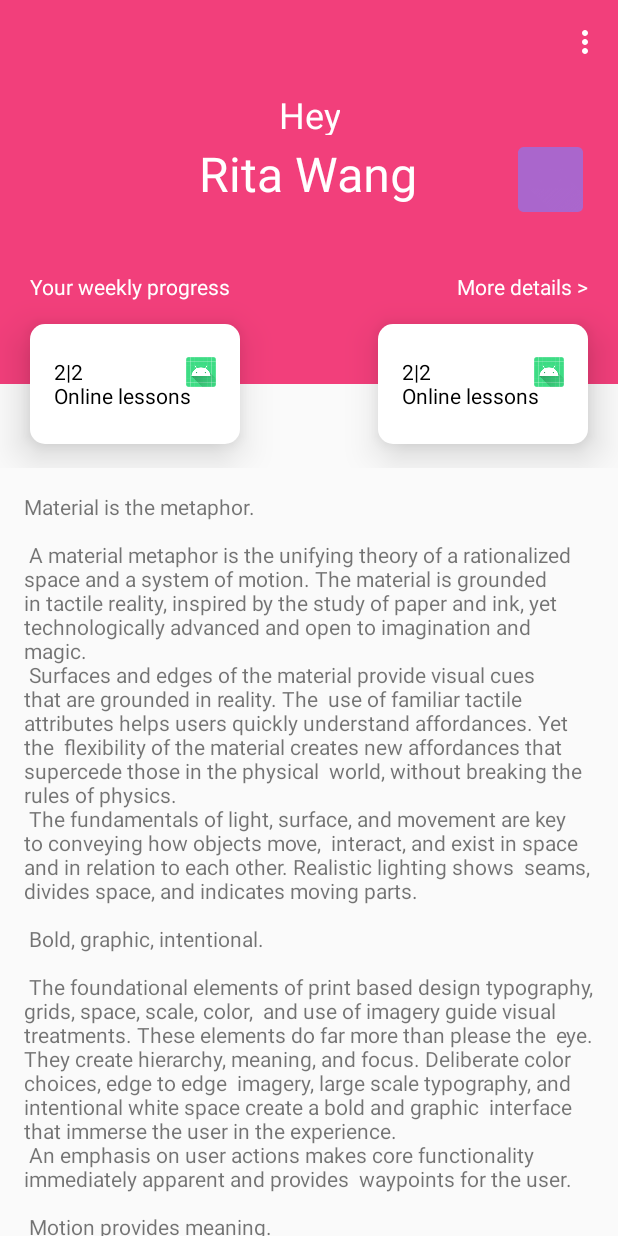
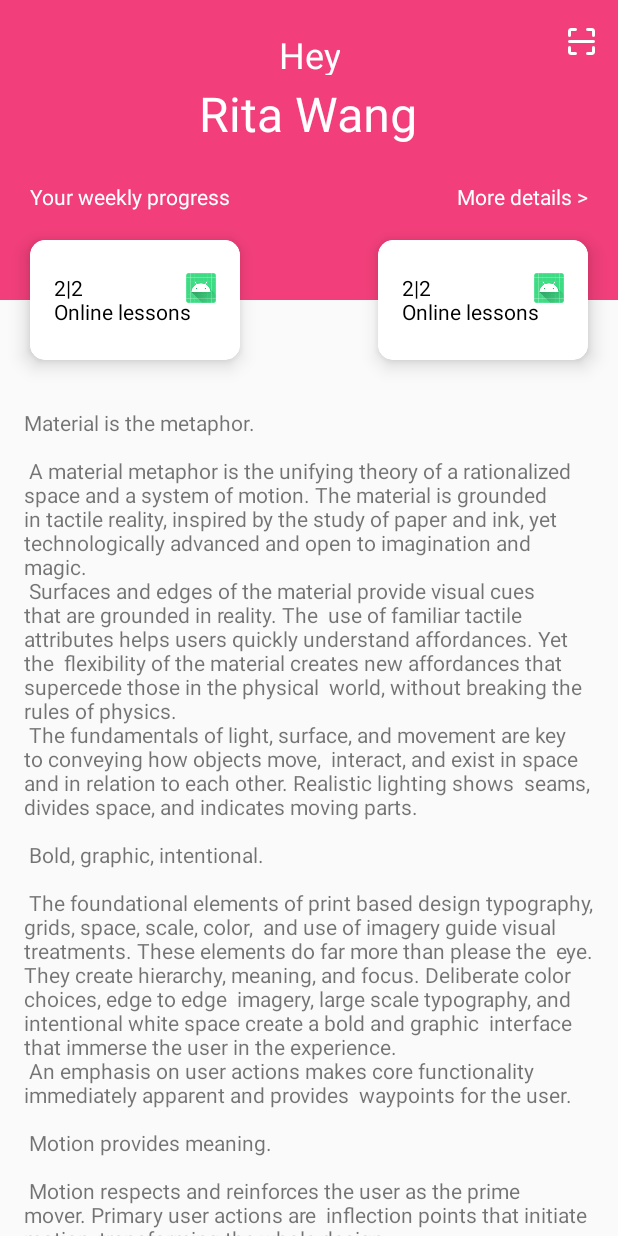
Before and after one commit to rayworks/MaterialApp, an Android app: the screen it shows after launch (ScrollingActivity), on a phone screen of 412 x 824 dp. Run offline under Robolectric (Android 15) with nearby library versions, the phone set to English and light mode, and no system bars.

Commit message:
Update the view layout

```diff
--- a/app/src/main/java/com/rayworks/materialapp/ScrollingActivity.kt
+++ b/app/src/main/java/com/rayworks/materialapp/ScrollingActivity.kt
@@ -7,16 +7,45 @@ import android.view.View
 import android.view.ViewTreeObserver
 import android.widget.TextView
 import androidx.appcompat.app.AppCompatActivity
+import androidx.cardview.widget.CardView
+import com.google.android.material.appbar.AppBarLayout
 import com.google.android.material.appbar.CollapsingToolbarLayout
+import kotlin.math.abs
 
 class ScrollingActivity : AppCompatActivity() {
 
     override fun onCreate(savedInstanceState: Bundle?) {
         super.onCreate(savedInstanceState)
         setContentView(R.layout.activity_scrolling)
+        setupViewComponents()
+    }
+
+    private fun setupViewComponents() {
         setSupportActionBar(findViewById(R.id.toolbar))
         val toolbarLayout = findViewById<CollapsingToolbarLayout>(R.id.toolbar_layout)
         toolbarLayout.title = "Rita Wang"//title
+
+        val cardLeft = findViewById<CardView>(R.id.lesson_card_left)
+        val cardRight = findViewById<CardView>(R.id.lesson_card_right)
+
+        val txtProgress = findViewById<TextView>(R.id.text_progress)
+        val txtMore = findViewById<TextView>(R.id.text_more)
+
+        val maxScrollDist = resources.getDimensionPixelSize(R.dimen.vertical_scrollable_distance)
+        val maxTextDist = maxScrollDist / 5
+
+        val appBar = findViewById<AppBarLayout>(R.id.app_bar)
+        appBar.addOnOffsetChangedListener(AppBarLayout.OnOffsetChangedListener { _, verticalOffset ->
+            println(">>> verticalOffset : $verticalOffset")
+
+            var toAlpha: Float = 1.0f - abs(verticalOffset) * 1.0f / maxScrollDist
+            cardLeft.alpha = toAlpha
+            cardRight.alpha = toAlpha
+
+            toAlpha = 1.0f - abs(verticalOffset) * 1.0f / maxTextDist
+            txtProgress.alpha = toAlpha
+            txtMore.alpha = toAlpha
+        })
 
         val nameTextView = findViewById<TextView>(R.id.name)
         nameTextView.viewTreeObserver.addOnGlobalLayoutListener(object :
@@ -50,9 +79,6 @@ class ScrollingActivity : AppCompatActivity() {
         // automatically handle clicks on the Home/Up button, so long
         // as you specify a parent activity in AndroidManifest.xml.
 
-        return when (item.itemId) {
-            R.id.action_settings -> true
-            else -> super.onOptionsItemSelected(item)
-        }
+        return super.onOptionsItemSelected(item)
     }
 }
--- a/app/src/main/res/layout/activity_scrolling.xml
+++ b/app/src/main/res/layout/activity_scrolling.xml
@@ -29,12 +29,13 @@
             app:toolbarId="@+id/toolbar">
 
             <include
+                android:id="@+id/profile_header"
                 layout="@layout/view_top_header"
                 android:layout_width="match_parent"
-                android:layout_height="296dp"
+                android:layout_height="240dp"
                 android:layout_marginBottom="16dp"
                 android:fitsSystemWindows="true"
-                app:layout_collapseMode="parallax" />
+                app:layout_collapseMode="none" />
 
             <androidx.appcompat.widget.Toolbar
                 android:id="@+id/toolbar"
--- a/app/src/main/res/layout/view_lesson_item_card.xml
+++ b/app/src/main/res/layout/view_lesson_item_card.xml
@@ -1,9 +1,15 @@
 <?xml version="1.0" encoding="utf-8"?>
-<RelativeLayout xmlns:android="http://schemas.android.com/apk/res/android"
+<androidx.cardview.widget.CardView xmlns:android="http://schemas.android.com/apk/res/android"
+    xmlns:app="http://schemas.android.com/apk/res-auto"
     android:layout_width="160dp"
     android:layout_height="80dp"
-    android:background="@drawable/bkg_rect_round"
-    android:elevation="16dp">
+    app:cardCornerRadius="10dp"
+    app:cardElevation="8dp">
+
+    <RelativeLayout
+        android:layout_width="match_parent"
+        android:layout_height="match_parent"
+        android:background="@drawable/bkg_rect_round">
 
         <LinearLayout
             android:id="@+id/text_parent"
@@ -29,3 +35,4 @@
             android:src="@mipmap/ic_launcher" />
 
     </RelativeLayout>
+</androidx.cardview.widget.CardView>
--- a/app/src/main/res/layout/view_top_header.xml
+++ b/app/src/main/res/layout/view_top_header.xml
@@ -1,12 +1,12 @@
 <?xml version="1.0" encoding="utf-8"?>
 <RelativeLayout xmlns:android="http://schemas.android.com/apk/res/android"
     android:layout_width="match_parent"
-    android:layout_height="296dp">
+    android:layout_height="240dp">
 
     <View
         android:id="@+id/bkg_view"
         android:layout_width="match_parent"
-        android:layout_height="256dp"
+        android:layout_height="200dp"
         android:background="#f23f7b" />
 
     <TextView
@@ -14,7 +14,7 @@
         android:layout_width="wrap_content"
         android:layout_height="30dp"
         android:layout_centerHorizontal="true"
-        android:layout_marginTop="60dp"
+        android:layout_marginTop="20dp"
         android:gravity="center"
         android:text="Hey"
         android:textColor="@android:color/white"
@@ -32,23 +32,13 @@
         android:textColor="@android:color/white"
         android:textSize="32sp" />
 
-    <ImageView
-        android:layout_width="50dp"
-        android:layout_height="50dp"
-        android:layout_alignTop="@id/name"
-        android:layout_alignBottom="@id/name"
-        android:layout_alignParentEnd="true"
-        android:layout_marginEnd="20dp"
-        android:src="@mipmap/ic_launcher"
-        android:tint="@android:color/holo_purple" />
-
     <TextView
         android:id="@+id/text_progress"
         android:layout_width="wrap_content"
         android:layout_height="wrap_content"
         android:layout_below="@id/name"
         android:layout_marginStart="20dp"
-        android:layout_marginTop="40dp"
+        android:layout_marginTop="20dp"
         android:text="Your weekly progress"
         android:textColor="@android:color/white"
         android:textSize="14sp" />
--- a/app/src/main/res/menu/menu_scrolling.xml
+++ b/app/src/main/res/menu/menu_scrolling.xml
@@ -2,9 +2,13 @@
     xmlns:app="http://schemas.android.com/apk/res-auto"
     xmlns:tools="http://schemas.android.com/tools"
     tools:context="com.rayworks.materialapp.ScrollingActivity">
-    <item
+<!--    <item
         android:id="@+id/action_settings"
         android:orderInCategory="100"
         android:title="@string/action_settings"
-        app:showAsAction="never" />
+        app:showAsAction="never" />-->
+
+    <item android:icon="@mipmap/scan"
+        android:title="Scan"
+        app:showAsAction="always"/>
 </menu>
--- a/app/src/main/res/values/dimens.xml
+++ b/app/src/main/res/values/dimens.xml
@@ -1,9 +1,10 @@
 <resources>
     <!--180dp-->
-    <dimen name="app_bar_height">296dp</dimen>
+    <dimen name="app_bar_height">240dp</dimen>
     <dimen name="fab_margin">16dp</dimen>
     <dimen name="text_margin">16dp</dimen>
     <dimen name="vertical_margin_name">8dp</dimen>
 
     <dimen name="vertical_margin_name_top">98dp</dimen>
+    <dimen name="vertical_scrollable_distance">200dp</dimen>
 </resources>
```
Also changed, not shown: app/src/main/res/mipmap-xhdpi/scan.png (added). Lines whose indentation alone changed are shown as unchanged.
